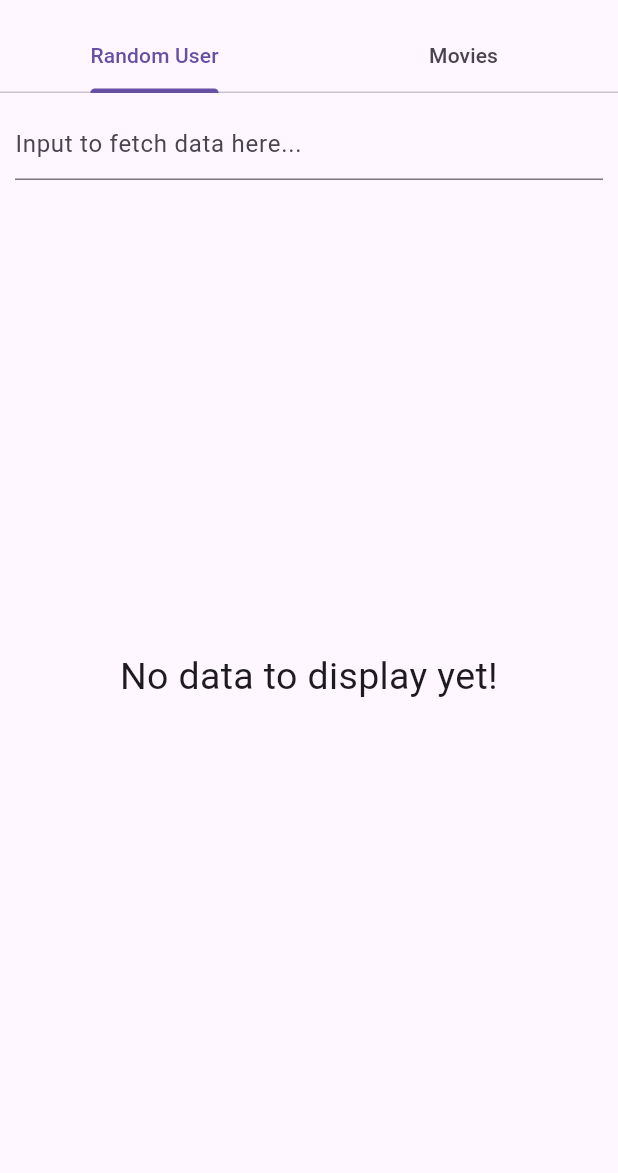
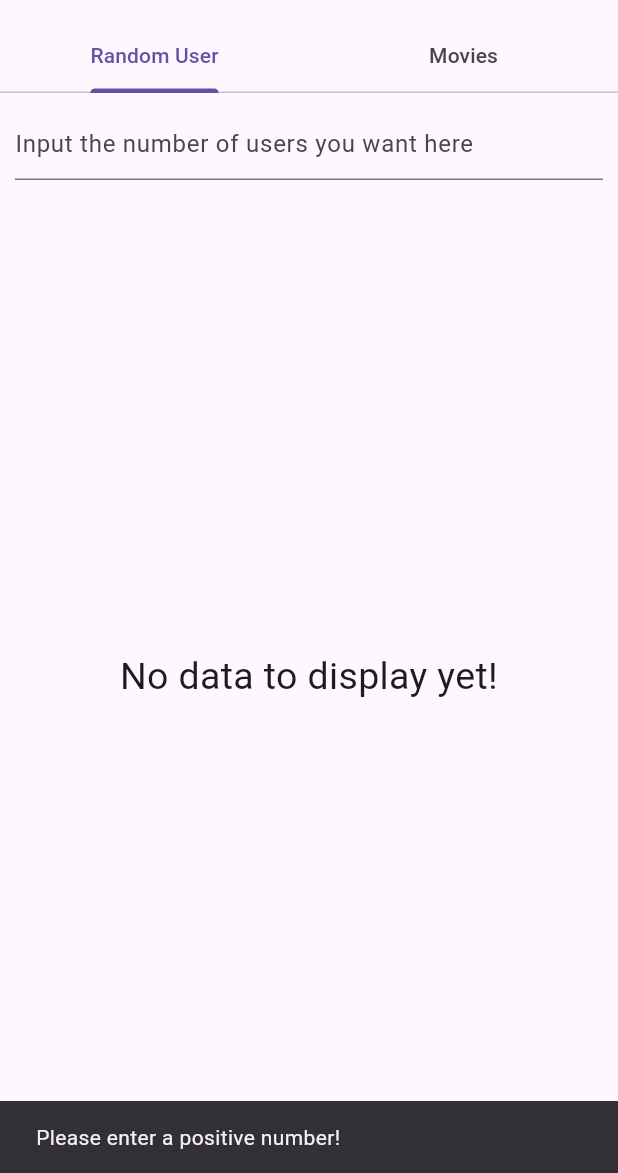
Before and after one commit to blocksombr31/lab8_bsb, a Flutter app: the screen it shows after launch, after a tap on the "get app" icon, on a phone screen of 412 x 824 dp, the part 63-1236 px from its top. Run offline on Flutter 3.47's test engine with Material 3 defaults, Android fonts, the phone set to English and light mode, and no system bars.

Commit message:
random user now properly fetches users and displays them

```diff
--- a/lib/main.dart
+++ b/lib/main.dart
@@ -43,6 +43,9 @@ class _HomePageState extends State<HomePage> with SingleTickerProviderStateMixin
   // tell the compiler we will give the tab controller a value
   late TabController _tabController;
 
+  // create a global key with random user so we can call functions there from here
+  final GlobalKey<RandomUserState> _randomUserKey = GlobalKey<RandomUserState>();
+
   // initalize home page state by initalizing our tabcontroller
   @override
   void initState() {
@@ -60,8 +63,7 @@ class _HomePageState extends State<HomePage> with SingleTickerProviderStateMixin
   void _fetchData() {
     // see which tab we are on, then get data accordingly
     if(_tabController.index == 0) {
-      print('random user fetch');
-      // deal with random user
+      _randomUserKey.currentState?.userFetchFromParent();
     } else {
       print('movies fetch');
       // deal with movies
@@ -71,8 +73,7 @@ class _HomePageState extends State<HomePage> with SingleTickerProviderStateMixin
   // function to clear the data from the current screen
   void _clearData() {
     if(_tabController.index == 0) {
-      print('random user clear');
-      // random user
+      _randomUserKey.currentState?.userClearFromParent();
     } else {
       print('movies clear');
       // movies
@@ -104,7 +105,7 @@ class _HomePageState extends State<HomePage> with SingleTickerProviderStateMixin
       body: TabBarView(
         controller: _tabController,
         children: [
-          RandomUser(),
+          RandomUser(key: _randomUserKey),
           Movies(),
         ],
       ),
--- a/lib/random_user.dart
+++ b/lib/random_user.dart
@@ -1,24 +1,97 @@
 import 'package:flutter/material.dart';
+import 'dart:convert';
+import 'package:http/http.dart' as http;
 
 // simply set random user state to _randomuserstate
 class RandomUser extends StatefulWidget {
   const RandomUser({super.key});
 
   @override
-  State<RandomUser> createState() => _RandomUserState();
+  State<RandomUser> createState() => RandomUserState();
 }
 
-class _RandomUserState extends State<RandomUser> {
+class RandomUserState extends State<RandomUser> {
   // create the controller for our text field
   final TextEditingController _controller = TextEditingController();
 
   // create the list that will display data we fetch
   final List<String> _users = [];
 
-  // function for actually getting data from random user website using
-  // the value from our text field
-  void _getData(String value) {
-    // todo
+  // bool to track if things are loading
+  bool _isLoading = false;
+
+  // function that is called when pressing the fetch data button in our app
+  // bar (on the main screen)
+  Future<void> userFetchFromParent() async {
+    final text = _controller.text.trim();
+    final numUsers = int.tryParse(text);
+    if (numUsers == null || numUsers <= 0) {
+      ScaffoldMessenger.of(context).showSnackBar(
+        const SnackBar(content: Text('Please enter a positive number!')),
+      );
+      return;
+    }
+    await _getData(numUsers);
+  }
+
+  // function called when pressing clear button in app bar from main screen
+  void userClearFromParent() {
+    setState(() {
+      _users.clear();
+      _controller.clear();
+    });
+  }
+
+  // function that is used to actually get data from the randomuser website
+  Future<void> _getData(int numUsers) async {
+    // set loading bool to true
+    setState(() {
+      _isLoading = true;
+    });
+
+    // create our uri to get numUsers random users from the website
+    final uri = Uri.https('randomuser.me', '/api/', {'results': numUsers.toString()});
+
+    try {
+      // get our response from the website
+      final response = await http.get(uri);
+
+      // use json to decode the response from random user, and put
+      // it into a list of dynamics for easy parsing
+      final Map<String, dynamic> responseBody = jsonDecode(response.body);
+      final List<dynamic> resultsFromJson = responseBody['results'] ?? [];
+
+      // create a list of parsed users and actually parse through
+      // the results from json to get user data
+      List<String> parsedUsers = [];
+      for(int i = 0; i < resultsFromJson.length; i++) {
+        final item = resultsFromJson[i];
+        final name = item['name'];
+        String firstName = name['first'];
+        String lastName = name['last'];
+        final email = item['email'];
+        parsedUsers.add('$firstName $lastName : $email');
+      }
+
+      // update users by setting the state (and adding all parsed users)
+      setState(() {
+        _users.clear();
+        _users.addAll(parsedUsers);
+      });
+
+      // if we had some type of error, inform the user of that
+    } catch (e) {
+      ScaffoldMessenger.of(context).showSnackBar(
+        SnackBar(content: Text('Error fetching data: $e')),
+      );
+      // ensure that isLoading is set to false when we are done
+    } finally {
+      if (mounted) {
+        setState(() {
+          _isLoading = false;
+        });
+      }
+    }
   }
 
   @override
@@ -32,21 +105,23 @@ class _RandomUserState extends State<RandomUser> {
     // set the contents of this page to contain a column
     // with a textfield and listview
     return Padding(
-      padding: EdgeInsetsGeometry.all(10.0),
+      padding: EdgeInsets.all(10.0),
       child: Column(
         children: [
           // set the controller of our text field and call function to get data
           TextField(
             controller: _controller,
-            onSubmitted:(value) => _getData(value),
-            decoration: InputDecoration(hintText: 'Input to fetch data here...'),
+            decoration: InputDecoration(hintText: 'Input the number of users'
+            ' you want here'),
           ),
           // add some space between text field and list for easier reading
           const SizedBox(height: 10.0),
           // ensure we have data to display, if we don't inform the user of
           // that, and if we do display it in a listview
           Expanded(
-            child: _users.isEmpty
+            child: _isLoading
+            ? const Center(child: CircularProgressIndicator())
+             : _users.isEmpty
               ?
               Center (child:
                 Text (
```
Lines whose indentation alone changed are shown as unchanged.
